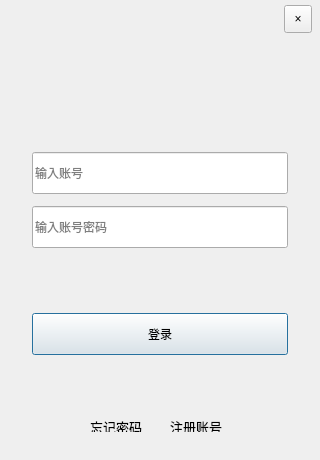
Old version of the form ChatClient/logindialog.ui in the repository KittenInFighting/ChatApplication.
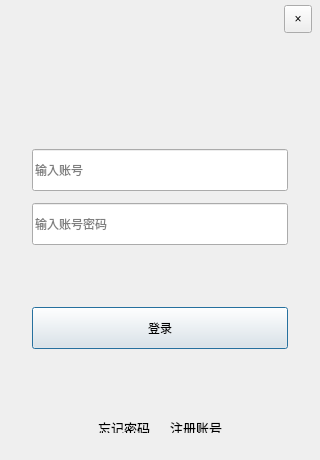
New version of the form. Icons and pictures are not drawn. Custom widgets are drawn as their Qt base class.

```diff
--- a/ChatClient/logindialog.ui
+++ b/ChatClient/logindialog.ui
@@ -207,14 +207,14 @@
              <widget class="QLabel" name="head_label">
               <property name="minimumSize">
                <size>
-                <width>80</width>
-                <height>80</height>
+                <width>70</width>
+                <height>70</height>
                </size>
               </property>
               <property name="maximumSize">
                <size>
-                <width>80</width>
-                <height>80</height>
+                <width>70</width>
+                <height>70</height>
                </size>
               </property>
               <property name="text">
@@ -257,7 +257,7 @@
             <property name="sizeHint" stdset="0">
              <size>
               <width>20</width>
-              <height>25</height>
+              <height>28</height>
              </size>
             </property>
            </spacer>
@@ -343,7 +343,7 @@
             <property name="sizeHint" stdset="0">
              <size>
               <width>20</width>
-              <height>65</height>
+              <height>62</height>
              </size>
             </property>
            </spacer>
@@ -391,7 +391,7 @@
             <property name="sizeHint" stdset="0">
              <size>
               <width>20</width>
-              <height>35</height>
+              <height>43</height>
              </size>
             </property>
            </spacer>
@@ -406,9 +406,12 @@
               <property name="orientation">
                <enum>Qt::Orientation::Horizontal</enum>
               </property>
+              <property name="sizeType">
+               <enum>QSizePolicy::Policy::Expanding</enum>
+              </property>
               <property name="sizeHint" stdset="0">
                <size>
-                <width>40</width>
+                <width>0</width>
                 <height>20</height>
                </size>
               </property>
@@ -418,19 +421,22 @@
              <widget class="ClickableLabel" name="forget_label">
               <property name="minimumSize">
                <size>
-                <width>60</width>
+                <width>52</width>
                 <height>15</height>
                </size>
               </property>
               <property name="maximumSize">
                <size>
-                <width>50</width>
+                <width>52</width>
                 <height>15</height>
                </size>
               </property>
               <property name="text">
                <string>&lt;html&gt;&lt;head/&gt;&lt;body&gt;&lt;p&gt;&lt;span style=&quot; font-size:10pt;&quot;&gt;忘记密码&lt;/span&gt;&lt;/p&gt;&lt;/body&gt;&lt;/html&gt;</string>
               </property>
+              <property name="alignment">
+               <set>Qt::AlignmentFlag::AlignRight|Qt::AlignmentFlag::AlignTrailing|Qt::AlignmentFlag::AlignVCenter</set>
+              </property>
              </widget>
             </item>
             <item>
@@ -453,13 +459,13 @@
              <widget class="ClickableLabel" name="register_label">
               <property name="minimumSize">
                <size>
-                <width>60</width>
+                <width>52</width>
                 <height>15</height>
                </size>
               </property>
               <property name="maximumSize">
                <size>
-                <width>60</width>
+                <width>52</width>
                 <height>15</height>
                </size>
               </property>
@@ -476,9 +482,12 @@
               <property name="orientation">
                <enum>Qt::Orientation::Horizontal</enum>
               </property>
+              <property name="sizeType">
+               <enum>QSizePolicy::Policy::Expanding</enum>
+              </property>
               <property name="sizeHint" stdset="0">
                <size>
-                <width>40</width>
+                <width>0</width>
                 <height>20</height>
                </size>
               </property>
```
